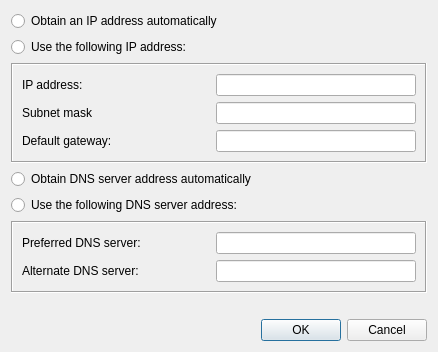
First picture: the form in src/InterfaceCongifDialog.ui, repository soramimi/netconf, before the edit.
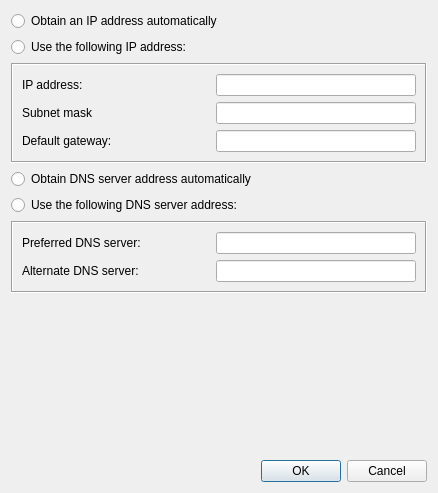
Second picture: the form after the edit.

Commit message: Add QButtonGroup instances for IP and DNS options and update UI enable/disable logic

```diff
--- a/src/InterfaceCongifDialog.ui
+++ b/src/InterfaceCongifDialog.ui
@@ -7,12 +7,14 @@
     <x>0</x>
     <y>0</y>
     <width>438</width>
-    <height>352</height>
+    <height>493</height>
    </rect>
   </property>
   <property name="windowTitle">
    <string>Dialog</string>
   </property>
+  <layout class="QVBoxLayout" name="verticalLayout_3">
+   <item>
   <layout class="QVBoxLayout" name="verticalLayout">
    <item>
     <widget class="QRadioButton" name="radioButton_obtain_an_ipaddress_automatically">
@@ -28,6 +30,8 @@
      </property>
     </widget>
    </item>
+    </layout>
+   </item>
    <item>
     <widget class="QFrame" name="frame_ip_address">
      <property name="frameShape">
```
Left out of the diff: 8 changed lines with no effect on the pictures. Lines whose indentation alone changed are shown as unchanged. The commit also changes 4 other files.
